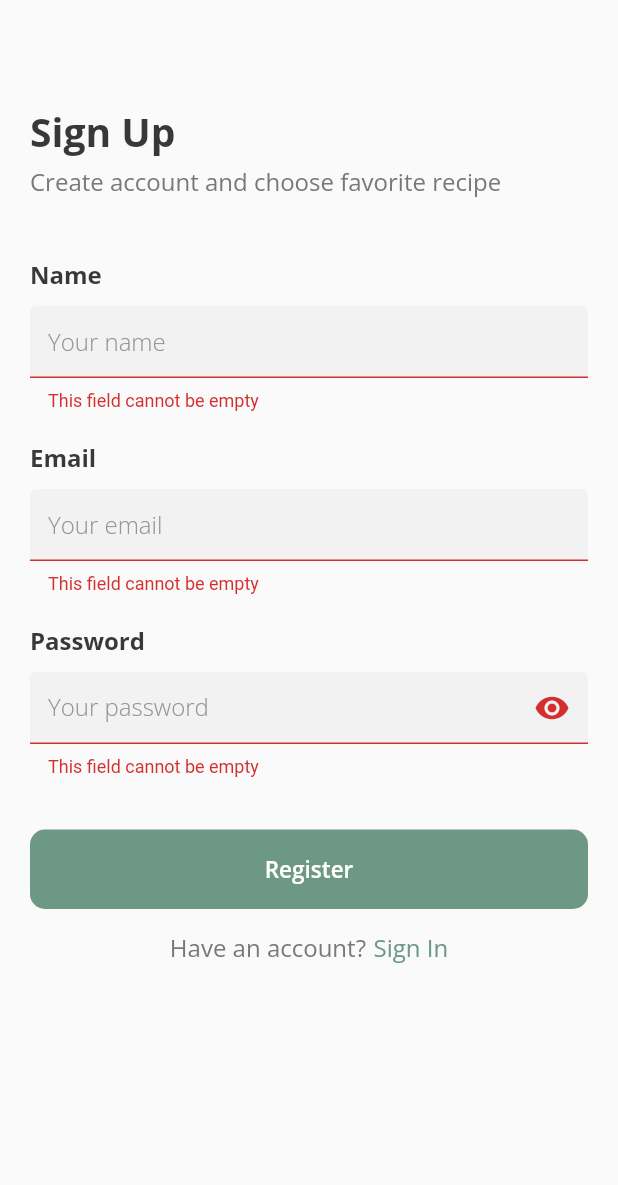
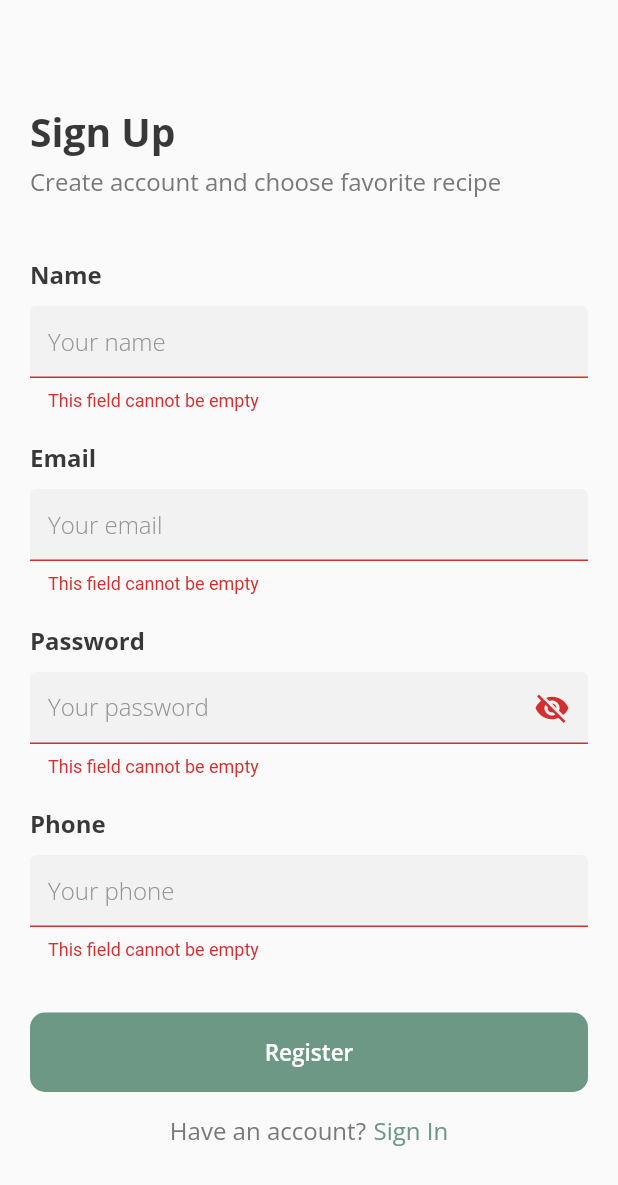
Before and after one commit to ouraan/myrecipe, a Flutter app: the Register screen opened directly, after a tap on "Register", on a phone screen of 412 x 824 dp. Shown: the top 1185 px of the screen. Run offline on Flutter 3.47's test engine with Material 2 defaults, Android fonts, the phone set to English and light mode, and no system bars; our stand-ins replace dio; network calls fail.

Commit message:
Update password visibility

```diff
--- a/lib/screens/add_recipe.dart
+++ b/lib/screens/add_recipe.dart
@@ -50,6 +50,7 @@ class _AddRecipeState extends State<AddRecipe> {
       });
       if (response.data.length > 0) {
         print("Recipe added successfully");
+        Navigator.pop(context);
       } else {
         print("Failed");
       }
--- a/lib/screens/landing.dart
+++ b/lib/screens/landing.dart
@@ -22,7 +22,7 @@ class Landing extends StatelessWidget {
                     height: 21, fit: BoxFit.cover),
                 SizedBox(width: 10),
                 Text(
-                  "Cookuy",
+                  "My Recipe",
                   style: TextStyle(
                       fontFamily: 'OpenSans-Bold',
                       color: semiBlack,
--- a/lib/screens/login.dart
+++ b/lib/screens/login.dart
@@ -158,8 +158,8 @@ class _LoginState extends State<Login> {
                       onPressed: (() => setState(
                           () => isPasswordVisible = !isPasswordVisible)),
                       icon: isPasswordVisible
-                          ? Icon(Icons.visibility_off)
-                          : Icon(Icons.visibility)),
+                          ? Icon(Icons.visibility)
+                          : Icon(Icons.visibility_off)),
                 ),
                 obscureText: isPasswordVisible,
                 validator: (value) {
--- a/lib/screens/my_recipe.dart
+++ b/lib/screens/my_recipe.dart
@@ -126,6 +126,8 @@ class _MyRecipeState extends State<MyRecipe> {
                                     MainAxisAlignment.spaceBetween,
                                 children: [
                                   Column(
+                                    crossAxisAlignment:
+                                        CrossAxisAlignment.start,
                                     children: [
                                       Text(
                                         "${snapshot.data?[index].title}",
--- a/lib/screens/register.dart
+++ b/lib/screens/register.dart
@@ -17,11 +17,17 @@ class _RegisterState extends State<Register> {
   TextEditingController controllerName = TextEditingController();
   TextEditingController controllerEmail = TextEditingController();
   TextEditingController controllerPass = TextEditingController();
+  TextEditingController controllerPhone = TextEditingController();
 
-  void register(String name, email, password) async {
+  void register(String name, email, password, phone) async {
     try {
       var response = await Dio().post('http://192.168.30.191:8000/api/user',
-          data: {"name": name, "email": email, "password": password});
+          data: {
+            "name": name,
+            "email": email,
+            "password": password,
+            "phone": phone
+          });
       if (response.data.length > 0) {
         print("Account created successfully");
         Navigator.pushReplacement(
@@ -37,9 +43,10 @@ class _RegisterState extends State<Register> {
   @override
   Widget build(BuildContext context) {
     return Scaffold(
-      resizeToAvoidBottomInset: false,
-      body: Container(
+      // resizeToAvoidBottomInset: false,
+      body: Padding(
         padding: EdgeInsets.symmetric(vertical: 20, horizontal: 20),
+        child: SingleChildScrollView(
           child: Form(
             key: formKey,
             child: Column(
@@ -80,7 +87,8 @@ class _RegisterState extends State<Register> {
                         borderSide: BorderSide(color: extraLightGrey)),
                     enabledBorder: OutlineInputBorder(
                         borderRadius: BorderRadius.circular(10),
-                      borderSide: BorderSide(color: extraLightGrey, width: 3)),
+                        borderSide:
+                            BorderSide(color: extraLightGrey, width: 3)),
                     hintText: 'Your name',
                     hintStyle: TextStyle(
                         fontFamily: 'OpenSans-Light',
@@ -112,7 +120,8 @@ class _RegisterState extends State<Register> {
                     fillColor: extraLightGrey,
                     enabledBorder: OutlineInputBorder(
                         borderRadius: BorderRadius.circular(10),
-                      borderSide: BorderSide(color: extraLightGrey, width: 3)),
+                        borderSide:
+                            BorderSide(color: extraLightGrey, width: 3)),
                     hintText: 'Your email',
                     hintStyle: TextStyle(
                         fontFamily: 'OpenSans-Light',
@@ -144,7 +153,8 @@ class _RegisterState extends State<Register> {
                     fillColor: extraLightGrey,
                     enabledBorder: OutlineInputBorder(
                         borderRadius: BorderRadius.circular(10),
-                      borderSide: BorderSide(color: extraLightGrey, width: 3)),
+                        borderSide:
+                            BorderSide(color: extraLightGrey, width: 3)),
                     hintText: 'Your password',
                     hintStyle: TextStyle(
                         fontFamily: 'OpenSans-Light',
@@ -154,8 +164,8 @@ class _RegisterState extends State<Register> {
                         onPressed: (() => setState(
                             () => isPasswordVisible = !isPasswordVisible)),
                         icon: isPasswordVisible
-                          ? Icon(Icons.visibility_off)
-                          : Icon(Icons.visibility)),
+                            ? Icon(Icons.visibility)
+                            : Icon(Icons.visibility_off)),
                   ),
                   validator: (value) {
                     if (value == null || value.isEmpty) {
@@ -165,12 +175,45 @@ class _RegisterState extends State<Register> {
                   },
                   obscureText: isPasswordVisible,
                 ),
+                SizedBox(height: 20),
+                Text(
+                  "Phone",
+                  style: TextStyle(
+                      fontFamily: 'OpenSans-Bold',
+                      color: semiBlack,
+                      fontSize: 16),
+                ),
+                SizedBox(height: 10),
+                TextFormField(
+                  controller: controllerPhone,
+                  decoration: InputDecoration(
+                    filled: true,
+                    focusedBorder: OutlineInputBorder(
+                        borderSide: BorderSide(color: extraLightGrey)),
+                    fillColor: extraLightGrey,
+                    enabledBorder: OutlineInputBorder(
+                        borderRadius: BorderRadius.circular(10),
+                        borderSide:
+                            BorderSide(color: extraLightGrey, width: 3)),
+                    hintText: 'Your phone',
+                    hintStyle: TextStyle(
+                        fontFamily: 'OpenSans-Light',
+                        color: lightGrey,
+                        fontSize: 16),
+                  ),
+                  validator: (value) {
+                    if (value == null || value.isEmpty) {
+                      return 'This field cannot be empty';
+                    }
+                    return null;
+                  },
+                ),
                 SizedBox(height: 35),
                 ElevatedButton(
                   onPressed: () {
                     if (formKey.currentState!.validate()) {
                       register(controllerName.text, controllerEmail.text,
-                        controllerPass.text);
+                          controllerPass.text, controllerPhone.text);
                     }
                   },
                   child: Text(
@@ -219,6 +262,7 @@ class _RegisterState extends State<Register> {
             ),
           ),
         ),
+      ),
     );
   }
 }
--- a/lib/screens/splash.dart
+++ b/lib/screens/splash.dart
@@ -40,7 +40,7 @@ class _SplashState extends State<Splash> {
             ),
             SizedBox(height: 12),
             Text(
-              "Cookuy",
+              "My Recipe",
               style: TextStyle(
                   fontFamily: 'OpenSans-Bold', color: white, fontSize: 21),
             ),
--- a/lib/screens/update_recipe.dart
+++ b/lib/screens/update_recipe.dart
@@ -60,6 +60,7 @@ class _UpdateRecipeState extends State<UpdateRecipe> {
           });
       if (response.data.length > 0) {
         print("Recipe changed successfully");
+        Navigator.pop(context);
       } else {
         print("Failed");
       }
```
Also changed, not shown: lib/screens/change_profile.dart (+16 -2 lines). Lines whose indentation alone changed are shown as unchanged.
